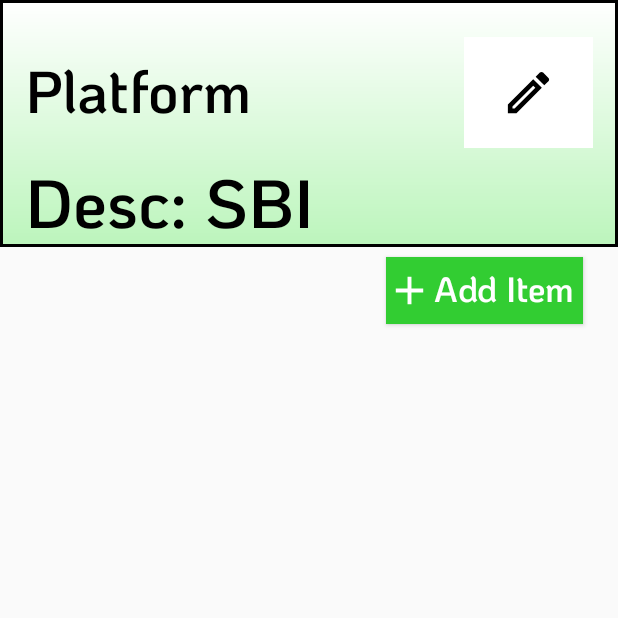
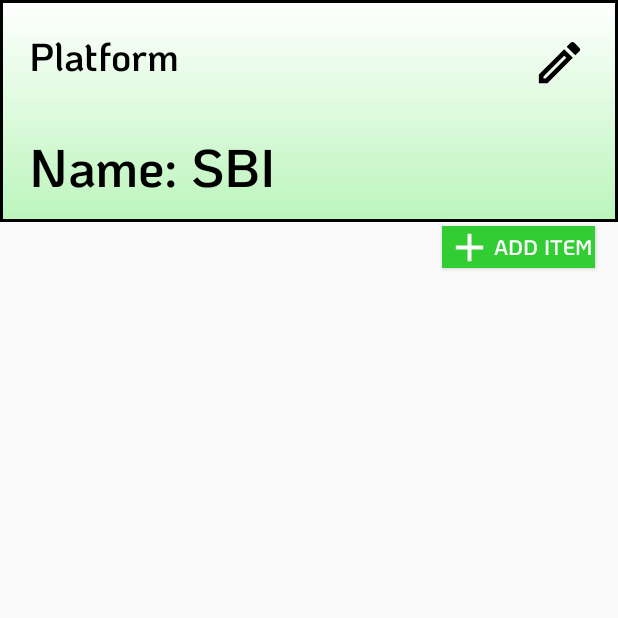
Before and after one commit to Mohit-Kumar23/CREDock, an Android app: the screen it shows after launch (MainActivity), item 2 of the bottom bar chosen, on a phone screen of 412 x 824 dp, the top half of it. Run offline under Robolectric (Android 15) with nearby library versions, the phone set to English and light mode, and no system bars; our stand-ins replace sdp/ssp sizes.

Commit message:
Custom Views are created. Need to proceed for Recycler View now

```diff
--- /dev/null
+++ b/app/src/main/res/drawable/custom_transparent_button.xml
@@ -0,0 +1,6 @@
+<?xml version="1.0" encoding="utf-8"?>
+<shape
+    xmlns:android="http://schemas.android.com/apk/res/android"
+    android:shape="rectangle">
+
+</shape>
--- /dev/null
+++ b/app/src/main/res/drawable/icon_remove_circle_24.xml
@@ -0,0 +1,5 @@
+<vector android:height="24dp" android:tint="#FC0404"
+    android:viewportHeight="24" android:viewportWidth="24"
+    android:width="24dp" xmlns:android="http://schemas.android.com/apk/res/android">
+    <path android:fillColor="@android:color/white" android:pathData="M12,2C6.48,2 2,6.48 2,12s4.48,10 10,10 10,-4.48 10,-10S17.52,2 12,2zM17,13L7,13v-2h10v2z"/>
+</vector>
--- a/app/src/main/res/layout/custom_credential_cardview.xml
+++ b/app/src/main/res/layout/custom_credential_cardview.xml
@@ -45,7 +45,7 @@
             android:id="@+id/imgBtn_deleteCredential"
             android:layout_width="wrap_content"
             android:layout_height="wrap_content"
-            android:background="@color/white"
+            android:background="@drawable/custom_transparent_button"
             android:layout_marginEnd="@dimen/_10sdp"
             android:layout_alignTop="@id/tv_credenrialID"
             android:src="@drawable/icon_delete_outline_24"
--- a/app/src/main/res/layout/fragment_individual_credential.xml
+++ b/app/src/main/res/layout/fragment_individual_credential.xml
@@ -13,147 +13,139 @@
         <androidx.constraintlayout.widget.Guideline
             android:id="@+id/hGuideLine1"
             android:layout_width="match_parent"
+            android:layout_height="match_parent"
             android:orientation="horizontal"
-            android:layout_height="match_parent"
-            app:layout_constraintGuide_percent="0.03" />
+            app:layout_constraintGuide_percent="0.02"/>
 
         <androidx.constraintlayout.widget.Guideline
             android:id="@+id/hGuideLine2"
             android:layout_width="match_parent"
+            android:layout_height="match_parent"
             android:orientation="horizontal"
-            android:layout_height="match_parent"
-            app:layout_constraintGuide_percent="0.12" />
+            app:layout_constraintGuide_percent="0.08"/>
 
         <androidx.constraintlayout.widget.Guideline
             android:id="@+id/hGuideLine3"
             android:layout_width="match_parent"
+            android:layout_height="match_parent"
             android:orientation="horizontal"
-            android:layout_height="match_parent"
-            app:layout_constraintGuide_percent="0.2" />
+            app:layout_constraintGuide_percent="0.1"/>
 
         <androidx.constraintlayout.widget.Guideline
             android:id="@+id/hGuideLine4"
             android:layout_width="match_parent"
+            android:layout_height="match_parent"
             android:orientation="horizontal"
+            app:layout_constraintGuide_percent="0.18"/>
+
+        <androidx.constraintlayout.widget.Guideline
+            android:id="@+id/hGuideLine5"
+            android:layout_width="match_parent"
             android:layout_height="match_parent"
-            app:layout_constraintGuide_percent="0.27" />
+            android:orientation="horizontal"
+            app:layout_constraintGuide_percent="0.22"/>
 
         <androidx.constraintlayout.widget.Guideline
             android:id="@+id/vGuideLine1"
             android:layout_width="match_parent"
+            android:layout_height="match_parent"
             android:orientation="vertical"
-            android:layout_height="match_parent"
-            app:layout_constraintGuide_percent="0.04" />
+            app:layout_constraintGuide_percent="0.03"/>
 
         <androidx.constraintlayout.widget.Guideline
             android:id="@+id/vGuideLine2"
             android:layout_width="match_parent"
+            android:layout_height="match_parent"
             android:orientation="vertical"
-            android:layout_height="match_parent"
-            app:layout_constraintGuide_percent="0.75" />
+            app:layout_constraintGuide_percent="0.7"/>
 
         <androidx.constraintlayout.widget.Guideline
             android:id="@+id/vGuideLine3"
             android:layout_width="match_parent"
+            android:layout_height="match_parent"
             android:orientation="vertical"
+            app:layout_constraintGuide_percent="0.84"/>
+
+        <androidx.constraintlayout.widget.Guideline
+            android:id="@+id/vGuideLine4"
+            android:layout_width="match_parent"
             android:layout_height="match_parent"
-            app:layout_constraintGuide_percent="0.96" />
+            android:orientation="vertical"
+            app:layout_constraintGuide_percent="0.97"/>
 
         <View
-            android:layout_width="0dp"
+            android:id="@+id/vw_individualCred"
+            android:layout_width="match_parent"
             android:layout_height="0dp"
+            app:layout_constraintStart_toStartOf="@id/vGuideLine1"
+            app:layout_constraintEnd_toEndOf="@id/vGuideLine4"
+            app:layout_constraintTop_toTopOf="parent"
             android:background="@drawable/custom_card_view_design"
-            app:layout_constraintTop_toTopOf="parent"
-            app:layout_constraintStart_toStartOf="parent"
-            app:layout_constraintEnd_toEndOf="parent"
-            app:layout_constraintBottom_toBottomOf="@id/hGuideLine3"/>
+            app:layout_constraintBottom_toBottomOf="@id/hGuideLine4"/>
 
         <TextView
+            android:id="@+id/tv_platformText"
             android:layout_width="0dp"
             android:layout_height="0dp"
             android:text="@string/platform_text"
+            android:fontFamily="@font/koho_semibold"
+            android:paddingStart="@dimen/_5sdp"
             android:textColor="@color/black"
-            android:gravity="center_vertical|start"
-            android:fontFamily="@font/koho_semibold"
-            android:textSize="@dimen/_30ssp"
-            android:textStyle="bold"
-            app:layout_constraintBottom_toTopOf="@+id/hGuideLine2"
+            android:gravity="top"
+            android:textSize="@dimen/_20ssp"
+            app:layout_constraintStart_toStartOf="@id/vGuideLine1"
             app:layout_constraintEnd_toEndOf="@id/vGuideLine2"
-            app:layout_constraintStart_toStartOf="@id/vGuideLine1"
-            app:layout_constraintTop_toTopOf="@id/hGuideLine1" />
+            app:layout_constraintTop_toTopOf="@id/hGuideLine1"
+            app:layout_constraintBottom_toBottomOf="@id/hGuideLine2"
+            tools:ignore="RtlSymmetry" />
 
         <TextView
-            android:id="@+id/tv_platformDesc"
+            android:id="@+id/tv_credentialPlatform"
             android:layout_width="0dp"
             android:layout_height="0dp"
-            android:text="Desc: SBI"
+            android:text="Name: SBI"
+            android:paddingStart="@dimen/_5sdp"
+            android:textSize="@dimen/_27sdp"
+            android:gravity="top"
+            android:fontFamily="@font/koho_semibold"
             android:textColor="@color/black"
-            android:gravity="top|start"
-            android:fontFamily="@font/koho_semibold"
-            android:textSize="@dimen/_35ssp"
-            app:layout_constraintBottom_toTopOf="@id/hGuideLine3"
+            app:layout_constraintStart_toStartOf="@id/vGuideLine1"
             app:layout_constraintEnd_toEndOf="@id/vGuideLine2"
-            app:layout_constraintStart_toStartOf="@id/vGuideLine1"
-            app:layout_constraintTop_toTopOf="@id/hGuideLine2"
-            tools:ignore="RtlHardcoded" />
+            app:layout_constraintTop_toTopOf="@id/hGuideLine3"
+            app:layout_constraintBottom_toBottomOf="@id/hGuideLine4"
+            tools:ignore="RtlSymmetry" />
 
         <ImageButton
             android:id="@+id/imgBtn_edit"
             android:layout_width="0dp"
             android:layout_height="0dp"
+            android:src="@drawable/edit_pencil_icon"
             app:layout_constraintTop_toTopOf="@id/hGuideLine1"
             app:layout_constraintBottom_toBottomOf="@id/hGuideLine2"
-            app:layout_constraintStart_toStartOf="@id/vGuideLine2"
-            app:layout_constraintEnd_toEndOf="@id/vGuideLine3"
-            android:background="@color/white"
-            android:src="@drawable/edit_pencil_icon" />
+            app:layout_constraintEnd_toEndOf="@id/vGuideLine4"
+            app:layout_constraintStart_toStartOf="@id/vGuideLine3"
+            android:background="@drawable/custom_transparent_button"/>
 
         <Button
-            android:id="@+id/btn_addNewItem"
             android:layout_width="wrap_content"
             android:layout_height="0dp"
-            app:layout_constraintTop_toTopOf="@id/hGuideLine3"
-            app:layout_constraintBottom_toBottomOf="@id/hGuideLine4"
-            app:layout_constraintEnd_toEndOf="@id/vGuideLine3"
+            app:layout_constraintTop_toTopOf="@id/hGuideLine4"
             android:background="@color/green"
+            android:drawableLeft="@drawable/icon_add_24"
             android:text="Add Item"
-            android:textSize="@dimen/_18ssp"
-            android:layout_margin="@dimen/_5sdp"
-            android:paddingEnd="@dimen/_5sdp"
-            android:fontFamily="@font/koho_semibold"
-            android:textAllCaps="false"
             android:textColor="@color/white"
-            android:textStyle="bold"
-            android:drawableLeft="@drawable/icon_add_24" />
+            android:layout_margin="@dimen/_2sdp"
+            android:padding="@dimen/_2sdp"
+            app:layout_constraintBottom_toBottomOf="@id/hGuideLine5"
+            app:layout_constraintEnd_toEndOf="@id/vGuideLine4"/>
 
-        <Button
-            android:id="@+id/btn_saveCredInfo"
-            android:layout_width="wrap_content"
+        <androidx.recyclerview.widget.RecyclerView
+            android:layout_width="0dp"
             android:layout_height="0dp"
-            android:fontFamily="@font/koho_semibold"
-            android:layout_margin="@dimen/_2sdp"
-            android:background="@drawable/custom_btn_design"
-            android:text="@string/save_text"
-            android:visibility="gone"
-            app:layout_constraintTop_toTopOf="@id/hGuideLine3"
-            app:layout_constraintBottom_toBottomOf="@id/hGuideLine4"
-            app:layout_constraintEnd_toEndOf="@id/vGuideLine3"/>
-
-        <Button
-            android:id="@+id/btn_cancelCredInfo"
-            android:layout_width="wrap_content"
-            android:layout_height="0dp"
-            android:background="@color/white"
-            android:textColor="@color/black"
-            android:layout_margin="@dimen/_2sdp"
-            android:visibility="gone"
-            android:fontFamily="@font/koho_semibold"
-            android:text="@string/cancel_text"
-            app:layout_constraintTop_toTopOf="@id/hGuideLine3"
-            app:layout_constraintBottom_toBottomOf="@id/hGuideLine4"
-            app:layout_constraintEnd_toStartOf="@id/btn_saveCredInfo"/>
-
-        <!--Recycler View will be implemented here-->
+            app:layout_constraintTop_toTopOf="@id/hGuideLine5"
+            app:layout_constraintStart_toStartOf="@id/vGuideLine1"
+            app:layout_constraintBottom_toBottomOf="parent"
+            app:layout_constraintEnd_toEndOf="@id/vGuideLine4"/>
 
     </androidx.constraintlayout.widget.ConstraintLayout>
 
--- a/app/src/main/res/layout/fragment_user_profile.xml
+++ b/app/src/main/res/layout/fragment_user_profile.xml
@@ -349,7 +349,7 @@
           android:id="@+id/imgBtn_edit"
           android:layout_width="0dp"
           android:layout_height="0dp"
-          android:background="@color/white"
+          android:background="@drawable/custom_transparent_button"
           app:layout_constraintEnd_toEndOf="@id/vGuideLine5"
           app:layout_constraintTop_toTopOf="parent"
           app:layout_constraintStart_toStartOf="@id/vGuideLine4"
--- a/app/src/main/res/values/strings.xml
+++ b/app/src/main/res/values/strings.xml
@@ -29,9 +29,9 @@
     <string name="save_text">Save</string>
     <string name="cancel_text">Cancel</string>
     <string name="hello_text">Hello,</string>
-    <string name="dummy_button">Dummy Button</string>
-    <string name="dummy_content">DUMMY\nCONTENT</string>
     <string name="platform_text">Platform</string>
+    <string name="hint_credentialTag">Tag Name for Credential</string>
+    <string name="type_your_credential_here_text">Type your credential here</string>
     <string-array name="gender_array">
         <item>Gender</item>
         <item>Male</item>
```
Also changed, not shown: app/src/main/res/layout/custom_credential_input_layout.xml (added, +48 -0 lines).
